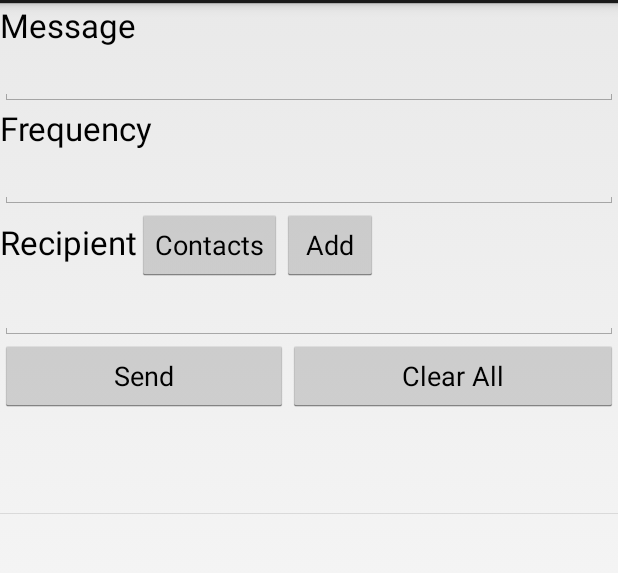
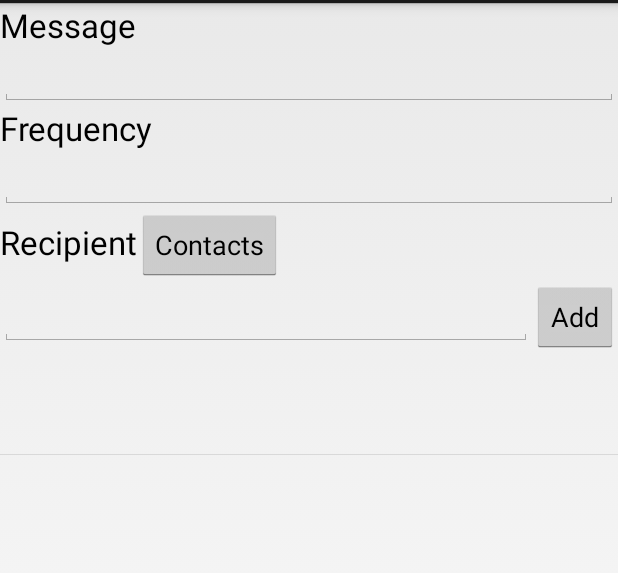
Before and after one commit to andrew749/TextSpam, an Android app: the MainActivity screen opened directly, with no data from a screen before it, after a tap on "Add", on a phone screen of 412 x 824 dp, the part 69-642 px from its top. Run offline under Robolectric (Android 15) with nearby library versions, the phone set to English and light mode, and no system bars; plain views replace AdView.

Commit message:
new look implemented action bar controls

```diff
--- a/TextSpam/src/main/java/com/andrew749/textspam/MainActivity.java
+++ b/TextSpam/src/main/java/com/andrew749/textspam/MainActivity.java
@@ -34,7 +34,7 @@ public class MainActivity extends Activity {
     private static int frequency, rfrequency, nfrequency;
     private static String message;
     EditText phonenumberenter, frequencyenter, messageenter;
-    Button send, add, clearall;
+    Button add;
     SmsManager sm;
     AlertDialog alertDialog;
     AlertDialog.Builder alertDialogBuilder;
@@ -55,7 +55,6 @@ public class MainActivity extends Activity {
         intent.setClass(getApplicationContext(), TutorialActivity.class);
 
         if (settings.getBoolean("my_first_time", true)) {
-
 
             //the app is being launched for first time, do something
             Log.d("Comments", "First time");
@@ -78,7 +77,6 @@ public class MainActivity extends Activity {
         phonenumberenter = (EditText) findViewById(R.id.numberedit);
         frequencyenter = (EditText) findViewById(R.id.frequencyedit);
         messageenter = (EditText) findViewById(R.id.messageedit);
-        clearall = (Button) findViewById(R.id.clear);
         lv.setOnItemLongClickListener(new android.widget.AdapterView.OnItemLongClickListener() {
             @Override
             public boolean onItemLongClick(AdapterView<?> parent, View view, int position, long id) {
@@ -98,66 +96,10 @@ public class MainActivity extends Activity {
         add.setOnClickListener(new View.OnClickListener() {
             @Override
             public void onClick(View v) {
-                try {
-                    item.add(new Custom(phonenumberenter.getText().toString()));
-                    Log.d("Success", "added phone number " + item.get(itemposition).getPhoneNumber());
-
-                    itemposition++;
-                    for (int i = 0; i < itemposition; i++) {
-                        Log.d("entry:", "Entry " + i + " == " + item.get(i).getPhoneNumber());
-                    }
-                    adapter.notifyDataSetChanged();
-                    phonenumberenter.setText("");
-                } catch (Exception e) {
-                }
+                addItem();
             }
         });
 
-
-        //send the messages
-        send = (Button) findViewById(R.id.send);
-        send.setOnClickListener(new View.OnClickListener() {
-
-            @Override
-            public void onClick(View v) {
-                gatherInformation();
-                if (frequency > 30) {
-                    initializeAlert();
-                    alertDialog.show();
-                } else {
-                    nfrequency = frequency / 30;
-                    rfrequency = frequency % 30;
-                    handler.postDelayed(sendMessage, 10000);
-                }
-
-
-            }
-        });
-        clearall.setOnClickListener(new View.OnClickListener() {
-            @Override
-            public void onClick(View view) {
-                item.clear();
-                adapter.notifyDataSetChanged();
-                alertDialogBuilder = new AlertDialog.Builder(MainActivity.this);
-
-
-                // Setting Dialog Title
-                alertDialogBuilder.setTitle("Notice");
-
-                // Setting Dialog Message
-                alertDialogBuilder.setMessage("If you want to only remove one item just long click on the item.");
-                alertDialogBuilder.setPositiveButton("OK", new DialogInterface.OnClickListener() {
-
-                    @Override
-                    public void onClick(DialogInterface dialogInterface, int i) {
-
-                    }
-                });
-
-                alertDialog = alertDialogBuilder.create();
-                alertDialog.show();
-            }
-        });
     }
 
     Runnable sendMessage = new Runnable() {
@@ -289,7 +231,55 @@ public class MainActivity extends Activity {
 
     }
 
+    private void ClearAlert(){
+        item.clear();
+        adapter.notifyDataSetChanged();
+        alertDialogBuilder = new AlertDialog.Builder(MainActivity.this);
 
+
+        // Setting Dialog Title
+        alertDialogBuilder.setTitle("Notice");
+
+        // Setting Dialog Message
+        alertDialogBuilder.setMessage("If you want to only remove one item just long click on the item.");
+        alertDialogBuilder.setPositiveButton("OK", new DialogInterface.OnClickListener() {
+
+            @Override
+            public void onClick(DialogInterface dialogInterface, int i) {
+                Log.d("Success","cleared all entries");
+            }
+        });
+
+        alertDialog = alertDialogBuilder.create();
+        alertDialog.show();
+    }
+
+    private void addItem(){
+        try {
+            item.add(new Custom(phonenumberenter.getText().toString()));
+            Log.d("Success", "added phone number " + item.get(itemposition).getPhoneNumber());
+
+            itemposition++;
+            for (int i = 0; i < itemposition; i++) {
+                Log.d("entry:", "Entry " + i + " == " + item.get(i).getPhoneNumber());
+            }
+            adapter.notifyDataSetChanged();
+            phonenumberenter.setText("");
+        } catch (Exception e) {
+        }
+    }
+
+    public void sendMessages(){
+        gatherInformation();
+        if (frequency > 30) {
+            initializeAlert();
+            alertDialog.show();
+        } else {
+            nfrequency = frequency / 30;
+            rfrequency = frequency % 30;
+            handler.postDelayed(sendMessage, 10000);
+        }
+    }
     @Override
     public boolean onCreateOptionsMenu(Menu menu) {
         MenuInflater inflater = getMenuInflater();
@@ -304,7 +294,10 @@ public class MainActivity extends Activity {
                 startActivity(intent);
                 return true;
             case R.id.sendmessage:
-
+                    sendMessages();
+                return true;
+            case R.id.clearmessage:
+                ClearAlert();
                 return true;
             default:
                 return super.onOptionsItemSelected(item);
--- a/TextSpam/src/main/res/layout/activity_main.xml
+++ b/TextSpam/src/main/res/layout/activity_main.xml
@@ -63,50 +63,31 @@
                 android:onClick="doLaunchContactPicker"
                 />
 
-        <Button
-                android:layout_width="wrap_content"
-                android:layout_height="wrap_content"
-                android:text="Add"
-                android:id="@+id/add"
-                android:layout_row="0"
-                android:layout_column="4"/>
+
+
     </LinearLayout>
-
+<LinearLayout
+        android:orientation="horizontal"
+        android:layout_width="fill_parent"
+        android:layout_height="wrap_content">
     <EditText
             android:layout_width="fill_parent"
+            android:layout_weight="9"
             android:layout_height="wrap_content"
             android:inputType="phone"
             android:ems="10"
             android:id="@+id/numberedit"
             android:layout_gravity="left|center_vertical"/>
-
-    <LinearLayout
-            android:orientation="horizontal"
-            android:layout_width="fill_parent"
+    <Button
+            android:layout_width="wrap_content"
+            android:layout_weight="1"
             android:layout_height="wrap_content"
-            android:layout_gravity="center">
-
-        <Button
-                android:layout_width="wrap_content"
-                android:layout_height="wrap_content"
-                android:text="Send"
-                android:id="@+id/send"
-                android:layout_row="0"
-                android:layout_column="0"
-                android:layout_gravity="left|center_vertical"
-                android:layout_alignParentTop="true"
-                android:layout_alignParentLeft="true"
-                android:layout_weight="50"/>
-
-        <Button
-                android:layout_width="wrap_content"
-                android:layout_height="fill_parent"
-                android:text="Clear All"
-                android:id="@+id/clear"
-                android:layout_weight="50"/>
-
-    </LinearLayout>
-
+            android:text="Add"
+            android:id="@+id/add"
+            android:layout_row="0"
+            android:layout_column="4"
+            />
+</LinearLayout>
     <RelativeLayout
             android:layout_width="fill_parent"
             android:layout_height="fill_parent">
```
Also changed, not shown: 4 other files.
